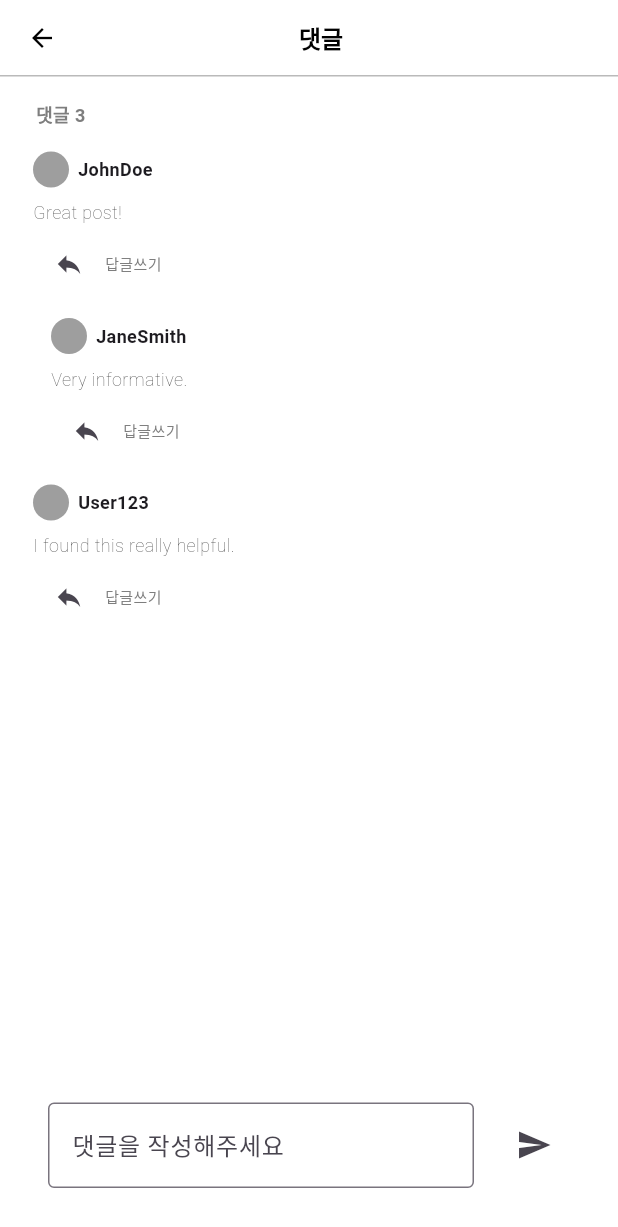
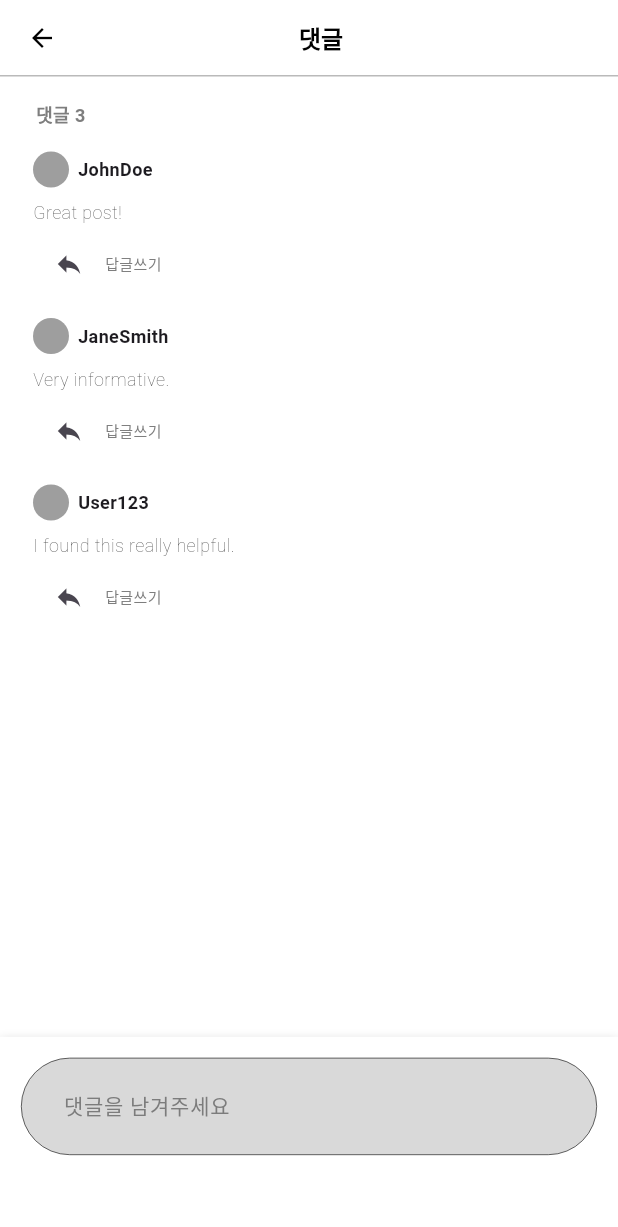
Before and after one commit to 2024yeso/Naholo, a Flutter app: the DiaryComment screen opened directly with empty values, on a phone screen of 412 x 824 dp. Shown: the top 1227 px of the screen. Run offline on Flutter 3.47's test engine with Material 3 defaults, Android fonts, the phone set to English and light mode, and no system bars; our stand-ins replace firebase_auth, firebase_core, flutter_svg, fluttertoast, google_sign_in; missing offline and left inert: o3d; accounts and stored records are empty.

Commit message:
feat: Implement comment input field in DiaryComment page

```diff
--- a/nahollo_ysj/lib/diary/diary_comment.dart
+++ b/nahollo_ysj/lib/diary/diary_comment.dart
@@ -9,22 +9,19 @@ class DiaryComment extends StatelessWidget {
 
   @override
   Widget build(BuildContext context) {
-    // 샘플 댓글 및 답글 데이터
-    final List<Map<String, dynamic>> comments = [
+    // 샘플 댓글 데이터
+    final List<Map<String, String>> comments = [
       {
         'author': 'JohnDoe',
         'content': 'Great post!',
-        'isReply': false,
       },
       {
         'author': 'JaneSmith',
         'content': 'Very informative.',
-        'isReply': true,
       },
       {
         'author': 'User123',
         'content': 'I found this really helpful.',
-        'isReply': false,
       },
     ];
 
@@ -36,7 +33,9 @@ class DiaryComment extends StatelessWidget {
             backgroundColor: Colors.white,
             toolbarHeight: SizeScaler.scaleSize(context, 25, 50),
             leading: IconButton(
-              icon: Icon(Icons.arrow_back, color: Colors.black, size: SizeScaler.scaleSize(context, 10, 20)),
+              icon: Icon(Icons.arrow_back,
+                  color: Colors.black,
+                  size: SizeScaler.scaleSize(context, 10, 20)),
               onPressed: () {
                 Navigator.pop(context);
               },
@@ -51,7 +50,9 @@ class DiaryComment extends StatelessWidget {
                 ),
               ),
             ),
-            actions: [SizedBox(width: SizeScaler.scaleSize(context, 20, 40))], // 화면 중앙 맞추기 위한 여백 추가
+            actions: [
+              SizedBox(width: SizeScaler.scaleSize(context, 20, 40))
+            ], // 화면 중앙 맞추기 위한 여백 추가
           ),
           Expanded(
             child: SingleChildScrollView(
@@ -79,19 +80,19 @@ class DiaryComment extends StatelessWidget {
                       ),
                     ),
                   ),
-                  SizedBox(height: SizeScaler.scaleSize(context, 5, 10)), // 댓글수와 첫 댓글 사이의 여백
+                  SizedBox(
+                      height: SizeScaler.scaleSize(
+                          context, 5, 10)), // 댓글수와 첫 댓글 사이의 여백
                   ListView.builder(
                     shrinkWrap: true,
                     physics: const NeverScrollableScrollPhysics(),
                     itemCount: comments.length,
                     itemBuilder: (context, index) {
-                      final bool isReply = comments[index]['isReply'];
                       return Padding(
-                        padding: EdgeInsets.only(
-                          top: SizeScaler.scaleSize(context, 3, 6),
-                          bottom: SizeScaler.scaleSize(context, 3, 6),
-                          left: isReply ? SizeScaler.scaleSize(context, 17, 34) : SizeScaler.scaleSize(context, 11, 22), // 답글은 6만큼 더 들여쓰기
-                          right: SizeScaler.scaleSize(context, 11, 22), // 우측 여백
+                        padding: EdgeInsets.symmetric(
+                          vertical: SizeScaler.scaleSize(context, 3, 6),
+                          horizontal:
+                              SizeScaler.scaleSize(context, 11, 22), // 좌우 여백 추가
                         ),
                         child: Column(
                           crossAxisAlignment: CrossAxisAlignment.start,
@@ -102,17 +103,20 @@ class DiaryComment extends StatelessWidget {
                                   radius: SizeScaler.scaleSize(context, 6, 12),
                                   backgroundColor: Colors.grey,
                                 ),
-                                SizedBox(width: SizeScaler.scaleSize(context, 3, 6)),
+                                SizedBox(
+                                    width: SizeScaler.scaleSize(context, 3, 6)),
                                 Text(
                                   comments[index]['author']!,
                                   style: TextStyle(
-                                    fontSize: SizeScaler.scaleSize(context, 6, 12),
+                                    fontSize:
+                                        SizeScaler.scaleSize(context, 6, 12),
                                     fontWeight: FontWeight.w600,
                                   ),
                                 ),
                               ],
                             ),
-                            SizedBox(height: SizeScaler.scaleSize(context, 4, 8)),
+                            SizedBox(
+                                height: SizeScaler.scaleSize(context, 4, 8)),
                             Text(
                               comments[index]['content']!,
                               style: TextStyle(
@@ -121,11 +125,14 @@ class DiaryComment extends StatelessWidget {
                                 color: const Color(0xFF353535),
                               ),
                             ),
-                            SizedBox(height: SizeScaler.scaleSize(context, 1, 2)),
+                            SizedBox(
+                                height: SizeScaler.scaleSize(context, 1, 2)),
                             Row(
                               children: [
                                 IconButton(
-                                  icon: Icon(Icons.reply, size: SizeScaler.scaleSize(context, 10, 20)),
+                                  icon: Icon(Icons.reply,
+                                      size: SizeScaler.scaleSize(
+                                          context, 10, 20)),
                                   onPressed: () {
                                     // 답글쓰기 기능 추가
                                   },
@@ -133,7 +140,8 @@ class DiaryComment extends StatelessWidget {
                                 Text(
                                   '답글쓰기',
                                   style: TextStyle(
-                                    fontSize: SizeScaler.scaleSize(context, 5, 10),
+                                    fontSize:
+                                        SizeScaler.scaleSize(context, 5, 10),
                                     fontWeight: FontWeight.w500,
                                     color: const Color(0xFF7E7E7E),
                                   ),
@@ -149,26 +157,47 @@ class DiaryComment extends StatelessWidget {
               ),
             ),
           ),
-          Padding(
-            padding: EdgeInsets.all(SizeScaler.scaleSize(context, 16, 32)),
-            child: Row(
-              children: [
-                Expanded(
-                  child: TextField(
-                    decoration: InputDecoration(
-                      hintText: '댓글을 작성해주세요',
-                      border: OutlineInputBorder(),
-                    ),
+          Container(
+            width: double.infinity, // 화면 넓이
+            padding:
+                EdgeInsets.only(bottom: SizeScaler.scaleSize(context, 20, 40)),
+            decoration: BoxDecoration(
+              color: Colors.white,
+              boxShadow: [
+                BoxShadow(
+                  color: Colors.black.withOpacity(0.2),
+                  spreadRadius: 0,
+                  blurRadius: 5,
+                  offset: Offset(0, 2), // 상단에만 그림자
+                ),
+              ],
+            ),
+            child: Padding(
+              padding: EdgeInsets.all(SizeScaler.scaleSize(context, 7, 14)),
+              child: Container(
+                padding: EdgeInsets.all(8.0),
+                decoration: BoxDecoration(
+                  color: const Color(0xFFD9D9D9),
+                  border: Border.all(
+                    color: Colors.black,
+                    width: SizeScaler.scaleSize(context, 0.2, 0.4), // 테두리 두께 설정
+                  ),
+                  borderRadius: BorderRadius.circular(
+                      SizeScaler.scaleSize(context, 27, 54)), // 모서리 둥글게
+                ),
+                child: TextField(
+                  decoration: InputDecoration(
+                    hintText: '댓글을 남겨주세요',
+                    hintStyle: TextStyle(
+                        color: const Color(0xFF7C7C7C),
+                        fontSize: SizeScaler.scaleSize(context, 7, 14),
+                        fontWeight: FontWeight.w200),
+                    border: InputBorder.none,
+                    contentPadding: EdgeInsets.only(
+                        left: SizeScaler.scaleSize(context, 10, 20)),
                   ),
                 ),
-                SizedBox(width: SizeScaler.scaleSize(context, 8, 16)),
-                IconButton(
-                  icon: Icon(Icons.send),
-                  onPressed: () {
-                    // 댓글 전송 처리 로직
-                  },
-                ),
-              ],
+              ),
             ),
           ),
         ],
--- a/nahollo_ysj/lib/diary/diary_main.dart
+++ b/nahollo_ysj/lib/diary/diary_main.dart
@@ -331,4 +331,6 @@ class _DiaryMainState extends State<DiaryMain> {
 
 // 불러온 데이터를 보여주도록 코드를 수정
 
+// 불러온 데이터 중 차단한 유저가 있으면 보여주지 않도록 수정
+
 // 사진 여부를 판단해서 제목과 미리보기 텍스트 박스 크기를 늘릴 필요가 있음
--- a/nahollo_ysj/lib/diary/diary_text.dart
+++ b/nahollo_ysj/lib/diary/diary_text.dart
@@ -148,7 +148,6 @@ class DiaryText extends StatelessWidget {
                         fontSize: SizeScaler.scaleSize(context, 7, 14),
                         fontWeight: FontWeight.w300),
                   ),
-
                 ],
               ),
             ),
@@ -276,3 +275,6 @@ class DiaryText extends StatelessWidget {
     return DateFormat(' yyyy.MM.dd. HH:mm').format(dateTime);
   }
 }
+
+// 좋아요 기능 추가
+// 좋아요로 서버와 소통
--- a/nahollo_ysj/lib/diary/diaryclass_DiaryPostList.dart
+++ b/nahollo_ysj/lib/diary/diaryclass_DiaryPostList.dart
@@ -6,6 +6,8 @@ class DiaryPostList {
   final String content; // 일지 내용
   final int hot; // 일지 좋아요 수
   final bool subscribe; // 유저의 일지 구독 여부
+  final bool hotted; // 유저의 일지 좋아요 여부
+  final bool ghosted; // 유저의 작성자 차단 여부
 
   DiaryPostList({
     required this.author,
@@ -14,6 +16,8 @@ class DiaryPostList {
     required this.content,
     required this.hot,
     required this.subscribe,
+    this.hotted = false,
+    this.ghosted = false,
   });
 
   String getContentPreview(int length) {
```
